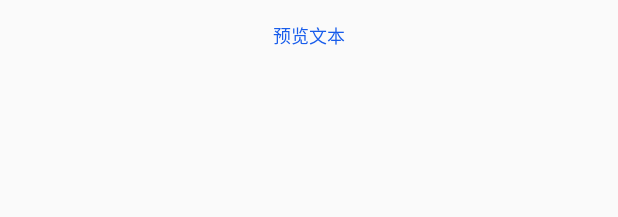
After one commit to TangJingHao/GotlinIm, an Android app: the layout m_info_item_blue.xml on its own in the app's theme, with its tools: preview values and no code run, on a phone screen of 412 x 824 dp. The commit adds this screen. Shown: the top 217 px of the screen. Run offline under Robolectric (Android 15) with nearby library versions, the phone set to English and light mode, and no system bars.

Commit message:
画了好友信息布局

```diff
--- a/app/src/main/java/com/ByteDance/Gotlin/im/util/Constants.kt
+++ b/app/src/main/java/com/ByteDance/Gotlin/im/util/Constants.kt
@@ -15,4 +15,9 @@ object Constants {
     const val DARK_MODE=1
     const val LIGHT_MODE=2
     const val BASE_URL="http://chatspace.iceclean.top/space/"
+
+    //好友类型选择
+    const val FRIEND_TYPE = "FriendType"
+    const val FRIEND_IS = 1
+    const val FRIEND_NO = 0
 }
--- a/app/src/main/java/com/ByteDance/Gotlin/im/view/activity/GroupInfoActivity.kt
+++ b/app/src/main/java/com/ByteDance/Gotlin/im/view/activity/GroupInfoActivity.kt
@@ -3,6 +3,12 @@ package com.ByteDance.Gotlin.im.view.activity
 import androidx.appcompat.app.AppCompatActivity
 import android.os.Bundle
 import com.ByteDance.Gotlin.im.R
+
+/**
+ * @Description：群聊信息页面
+ * @Author：Suzy.Mo
+ * @Date：2022/6/11 22:03
+ */
 
 class GroupInfoActivity : AppCompatActivity() {
     override fun onCreate(savedInstanceState: Bundle?) {
--- a/app/src/main/java/com/ByteDance/Gotlin/im/view/activity/GroupMembersActivity.kt
+++ b/app/src/main/java/com/ByteDance/Gotlin/im/view/activity/GroupMembersActivity.kt
@@ -3,7 +3,11 @@ package com.ByteDance.Gotlin.im.view.activity
 import androidx.appcompat.app.AppCompatActivity
 import android.os.Bundle
 import com.ByteDance.Gotlin.im.R
-
+/**
+ * @Description：群聊好友页面
+ * @Author：Suzy.Mo
+ * @Date：2022/6/11 22:03
+ */
 class GroupMembersActivity : AppCompatActivity() {
     override fun onCreate(savedInstanceState: Bundle?) {
         super.onCreate(savedInstanceState)
--- a/app/src/main/res/layout/m_activity_friend_info.xml
+++ b/app/src/main/res/layout/m_activity_friend_info.xml
@@ -5,5 +5,8 @@
     android:layout_width="match_parent"
     android:layout_height="match_parent"
     tools:context=".view.activity.FriendInfoActivity">
+    <include
+        android:id="@+id/toolbar_info"
+        layout="@layout/m_my_toolbar"/>
 
 </androidx.constraintlayout.widget.ConstraintLayout>
--- /dev/null
+++ b/app/src/main/res/layout/m_info_item_blue.xml
@@ -0,0 +1,26 @@
+<?xml version="1.0" encoding="utf-8"?>
+<FrameLayout xmlns:android="http://schemas.android.com/apk/res/android"
+    xmlns:tools="http://schemas.android.com/tools"
+    android:layout_width="match_parent"
+    android:layout_height="@dimen/im_login_button_height"
+    xmlns:app="http://schemas.android.com/apk/res-auto"
+    tools:ignore="MissingDefaultResource">
+    <androidx.cardview.widget.CardView
+        android:layout_width="match_parent"
+        android:layout_height="wrap_content"
+        android:layout_gravity="center"
+        android:paddingTop="@dimen/im_spacing_small"
+        android:paddingBottom="@dimen/im_spacing_small"
+        app:cardCornerRadius="@dimen/im_spacing_small"
+        >
+
+    </androidx.cardview.widget.CardView>
+
+    <TextView
+        android:layout_width="wrap_content"
+        android:layout_height="wrap_content"
+        android:layout_gravity="center"
+        android:text="@string/preview_text"
+        android:textColor="@color/text_link"
+        android:textSize="@dimen/im_text_small" />
+</FrameLayout>
--- a/app/src/main/res/values/dimen.xml
+++ b/app/src/main/res/values/dimen.xml
@@ -34,7 +34,7 @@
 
     <dimen name="user_item_height">48dp</dimen>
     <dimen name="user_item_detail_height">64dp</dimen>
-
 <!--    <dimen name="user_item_simple_height">48p</dimen>-->
 
+
 </resources>
```
Also changed, not shown: app/src/main/AndroidManifest.xml (+8 -7 lines), app/src/main/java/com/ByteDance/Gotlin/im/util/Mutils/IntentUtil.kt (added, +36 -0 lines), app/src/main/java/com/ByteDance/Gotlin/im/view/activity/FriendInfoActivity.kt (+32 -2 lines), app/src/main/res/layout/m_info_item_red.xml (added, +10 -0 lines), app/src/main/res/layout/m_my_toolbar.xml (added, +33 -0 lines), app/src/main/res/values/strings.xml (+7 -1 lines).
